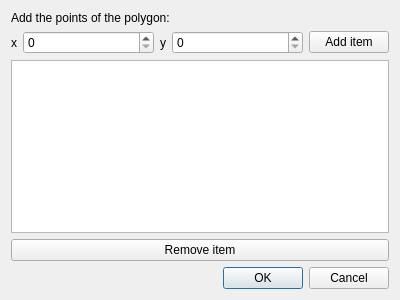
Above: ui/addWireframeDialog.ui from vvc-git/computacao-grafica before the change. Below: the same form after it.
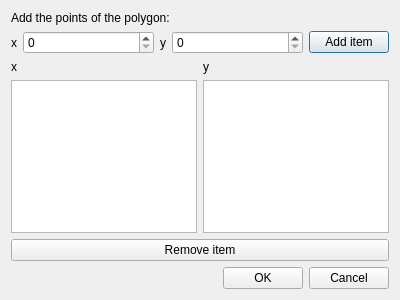
That is the form after the change. Icons and pictures are not drawn.

```diff
--- a/ui/addWireframeDialog.ui
+++ b/ui/addWireframeDialog.ui
@@ -51,12 +51,36 @@
        <property name="icon">
         <iconset theme="list-add"/>
        </property>
+       <property name="default">
+        <bool>true</bool>
+       </property>
       </widget>
      </item>
     </layout>
    </item>
    <item>
-    <widget class="QListWidget" name="itemsListWidget"/>
+    <layout class="QGridLayout" name="itemsListWidgetGridLayout">
+     <item row="0" column="1">
+      <widget class="QLabel" name="yListLabel">
+       <property name="text">
+        <string>y</string>
+       </property>
+      </widget>
+     </item>
+     <item row="0" column="0">
+      <widget class="QLabel" name="xListLabel">
+       <property name="text">
+        <string>x</string>
+       </property>
+      </widget>
+     </item>
+     <item row="1" column="0">
+      <widget class="QListWidget" name="itemsXListWidget"/>
+     </item>
+     <item row="1" column="1">
+      <widget class="QListWidget" name="itemsYListWidget"/>
+     </item>
+    </layout>
    </item>
    <item>
     <widget class="QPushButton" name="removeButton">
```
Left out of the diff: 12 changed lines with no effect on the pictures.
